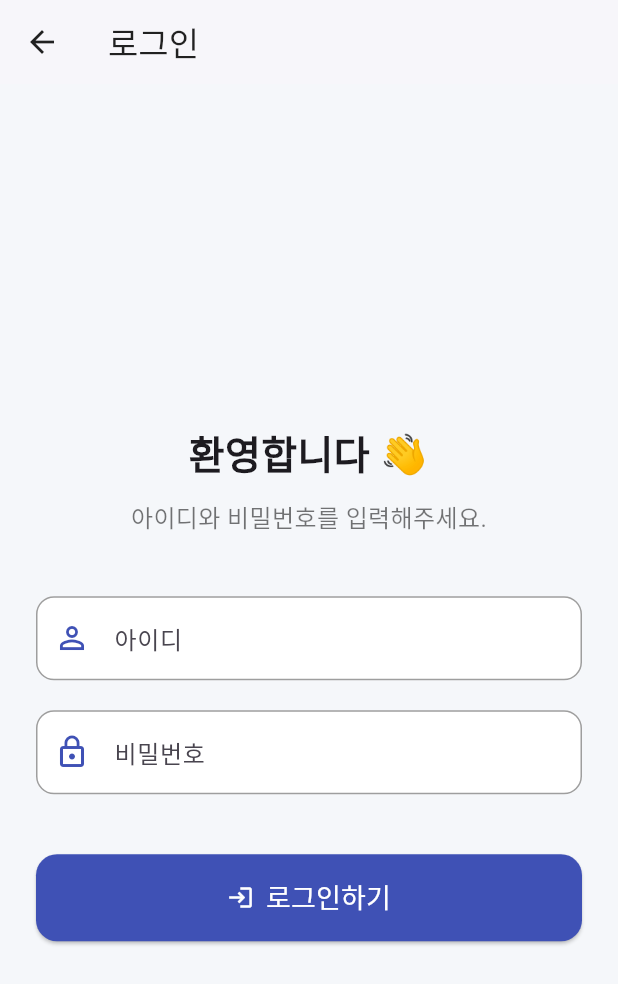
After one commit to ATOSCD/MobileApp, a Flutter app: the screen it shows after launch, after a tap on "로그인", on a phone screen of 412 x 824 dp. The commit adds this screen. Shown: the top 984 px of the screen. Run offline on Flutter 3.47's test engine with Material 3 defaults, Android fonts, the phone set to English and light mode, and no system bars; our stand-ins replace dio, firebase_core, firebase_messaging, flutter_local_notifications, vibration; accounts and stored records are empty; network calls fail.

Commit message:
회원가입, 로그인 기능 구현,환자정보 업데이트

```diff
--- a/armobile/lib/connect.dart
+++ b/armobile/lib/connect.dart
@@ -54,9 +54,12 @@ class _ConnectPageState extends State<ConnectPage> {
         );
 
         if (setResponse.statusCode == 200) {
+          final name = setResponse.data['nok_name']; // ✅ 환자 이름 받아오기
           setState(() {
             _resultMessage = '연결에 성공했습니다.';
             _resultColor = Colors.blueAccent;
+            patient = userId;
+            patientName = name;
           });
         } else {
           setState(() {
--- /dev/null
+++ b/armobile/lib/login.dart
@@ -0,0 +1,140 @@
+import 'package:flutter/material.dart';
+import 'package:dio/dio.dart';
+import 'main.dart';
+import 'server.dart';
+import 'user_id.dart';
+
+class LoginPage extends StatefulWidget {
+  const LoginPage({super.key});
+
+  @override
+  State<LoginPage> createState() => _LoginPageState();
+}
+
+class _LoginPageState extends State<LoginPage> {
+  final TextEditingController _idController = TextEditingController();
+  final TextEditingController _pwController = TextEditingController();
+  final Dio _dio = Dio();
+  bool _isLoading = false;
+
+  Future<void> _login() async {
+    final userId = _idController.text.trim();
+    final password = _pwController.text.trim();
+
+    if (userId.isEmpty || password.isEmpty) {
+      ScaffoldMessenger.of(context).showSnackBar(
+        const SnackBar(content: Text('아이디와 비밀번호를 입력해주세요.')),
+      );
+      return;
+    }
+
+    setState(() => _isLoading = true);
+
+    try {
+      final response = await _dio.post(
+        'http://$baseUrl/login/',
+        data: {
+          'user_id': userId,
+          'password': password,
+        },
+        options: Options(headers: {'Content-Type': 'application/json'}),
+      );
+
+      if (response.statusCode == 200 && response.data.toString() == '1') {
+        protector = userId; // ✅ 로그인한 보호자 ID 저장
+        Navigator.pushReplacement(
+          context,
+          MaterialPageRoute(builder: (_) => const HomePage()),
+        );
+      } else {
+        ScaffoldMessenger.of(context).showSnackBar(
+          const SnackBar(content: Text('❌ 로그인에 실패했습니다. 아이디 또는 비밀번호를 확인해주세요.')),
+        );
+      }
+    } catch (e) {
+      ScaffoldMessenger.of(context).showSnackBar(
+        SnackBar(content: Text('오류 발생: $e')),
+      );
+    } finally {
+      setState(() => _isLoading = false);
+    }
+  }
+
+  @override
+  Widget build(BuildContext context) {
+    return Scaffold(
+      backgroundColor: const Color(0xFFF5F7FA),
+      appBar: AppBar(
+        title: const Text('로그인'),
+        backgroundColor: Colors.white,
+        foregroundColor: Colors.black87,
+        elevation: 1,
+      ),
+      body: Padding(
+        padding: const EdgeInsets.all(24.0),
+        child: Column(
+          mainAxisAlignment: MainAxisAlignment.center,
+          crossAxisAlignment: CrossAxisAlignment.stretch,
+          children: [
+            const SizedBox(height: 30),
+            const Text(
+              '환영합니다 👋',
+              textAlign: TextAlign.center,
+              style: TextStyle(fontSize: 26, fontWeight: FontWeight.bold),
+            ),
+            const SizedBox(height: 12),
+            const Text(
+              '아이디와 비밀번호를 입력해주세요.',
+              textAlign: TextAlign.center,
+              style: TextStyle(fontSize: 16, color: Colors.black54),
+            ),
+            const SizedBox(height: 40),
+            _buildTextField(_idController, '아이디', Icons.person_outline),
+            const SizedBox(height: 20),
+            _buildTextField(_pwController, '비밀번호', Icons.lock_outline, obscure: true),
+            const SizedBox(height: 40),
+            ElevatedButton.icon(
+              onPressed: _isLoading ? null : _login,
+              icon: const Icon(Icons.login, color: Colors.white),
+              label: _isLoading
+                  ? const CircularProgressIndicator(color: Colors.white)
+                  : const Text(
+                      '로그인하기',
+                      style: TextStyle(fontSize: 18, color: Colors.white),
+                    ),
+              style: ElevatedButton.styleFrom(
+                backgroundColor: Colors.indigo,
+                padding: const EdgeInsets.symmetric(vertical: 16),
+                shape: RoundedRectangleBorder(
+                  borderRadius: BorderRadius.circular(14),
+                ),
+              ),
+            )
+          ],
+        ),
+      ),
+    );
+  }
+
+  Widget _buildTextField(TextEditingController controller, String label, IconData icon,
+      {bool obscure = false}) {
+    return TextField(
+      controller: controller,
+      obscureText: obscure,
+      decoration: InputDecoration(
+        labelText: label,
+        prefixIcon: Icon(icon, color: Colors.indigo),
+        filled: true,
+        fillColor: Colors.white,
+        enabledBorder: OutlineInputBorder(
+          borderRadius: BorderRadius.circular(12),
+          borderSide: const BorderSide(color: Colors.grey),
+        ),
+        focusedBorder: OutlineInputBorder(
+          borderRadius: BorderRadius.circular(12),
+          borderSide: const BorderSide(color: Colors.indigo, width: 2),
+        ),
+      ),
+    );
+  }
+}
--- a/armobile/lib/server.dart
+++ b/armobile/lib/server.dart
@@ -1 +1 @@
-const String baseUrl = '218.50.126.81:8000';
+const String baseUrl = '192.168.1.72:8000';
--- /dev/null
+++ b/armobile/lib/start.dart
@@ -0,0 +1,82 @@
+import 'package:flutter/material.dart';
+import 'register_entry.dart';
+import 'login.dart';
+
+class StartPage extends StatelessWidget {
+  const StartPage({super.key});
+
+  @override
+  Widget build(BuildContext context) {
+    return Scaffold(
+      backgroundColor: Colors.white,
+      body: Column(
+        children: [
+          const Spacer(flex: 2),
+          const Center(
+            child: Text(
+              '소통 어플리케이션',
+              style: TextStyle(
+                fontSize: 32,
+                fontWeight: FontWeight.bold,
+                color: Colors.indigo,
+              ),
+            ),
+          ),
+          const SizedBox(height: 12),
+          const Text(
+            '환자와 보호자를 연결하는 스마트한 시작',
+            textAlign: TextAlign.center,
+            style: TextStyle(fontSize: 16, color: Colors.black54),
+          ),
+          const Spacer(flex: 3),
+          Padding(
+            padding: const EdgeInsets.symmetric(horizontal: 40.0),
+            child: Column(
+              crossAxisAlignment: CrossAxisAlignment.stretch,
+              children: [
+                ElevatedButton(
+                  onPressed: () => Navigator.push(
+                    context,
+                    MaterialPageRoute(builder: (_) => const RegisterEntryPage()),
+                  ),
+                  style: ElevatedButton.styleFrom(
+                    backgroundColor: Colors.indigoAccent,
+                    padding: const EdgeInsets.symmetric(vertical: 18),
+                    shape: RoundedRectangleBorder(
+                      borderRadius: BorderRadius.circular(16),
+                    ),
+                    elevation: 4,
+                  ),
+                  child: const Text(
+                    '회원가입',
+                    style: TextStyle(fontSize: 18, color: Colors.white),
+                  ),
+                ),
+                const SizedBox(height: 20),
+                ElevatedButton(
+                  onPressed: () => Navigator.push(
+                    context,
+                    MaterialPageRoute(builder: (_) => const LoginPage()),
+                  ),
+                  style: ElevatedButton.styleFrom(
+                    backgroundColor: Colors.grey[800],
+                    padding: const EdgeInsets.symmetric(vertical: 18),
+                    shape: RoundedRectangleBorder(
+                      borderRadius: BorderRadius.circular(16),
+                    ),
+                    elevation: 2,
+                  ),
+                  child: const Text(
+                    '로그인',
+                    style: TextStyle(fontSize: 18, color: Colors.white),
+                  ),
+                ),
+              ],
+            ),
+          ),
+          const Spacer(flex: 2),
+        ],
+      ),
+    );
+  }
+}
--- a/armobile/lib/user_id.dart
+++ b/armobile/lib/user_id.dart
@@ -1,2 +1,3 @@
-const String protector = 'spongebob';
-const String patient = 'patrick';
+String? protector;
+String? patient;
+String? patientName;
```
Also changed, not shown: armobile/lib/chat.dart (+14 -0 lines), armobile/lib/edit_category.dart (+16 -1 lines), armobile/lib/list.dart (+16 -0 lines), armobile/lib/log.dart (+19 -1 lines), armobile/lib/main.dart (+36 -1 lines), armobile/lib/register_entry.dart (added, +71 -0 lines), armobile/lib/register_patient.dart (added, +139 -0 lines), armobile/lib/register_protector.dart (added, +139 -0 lines).
